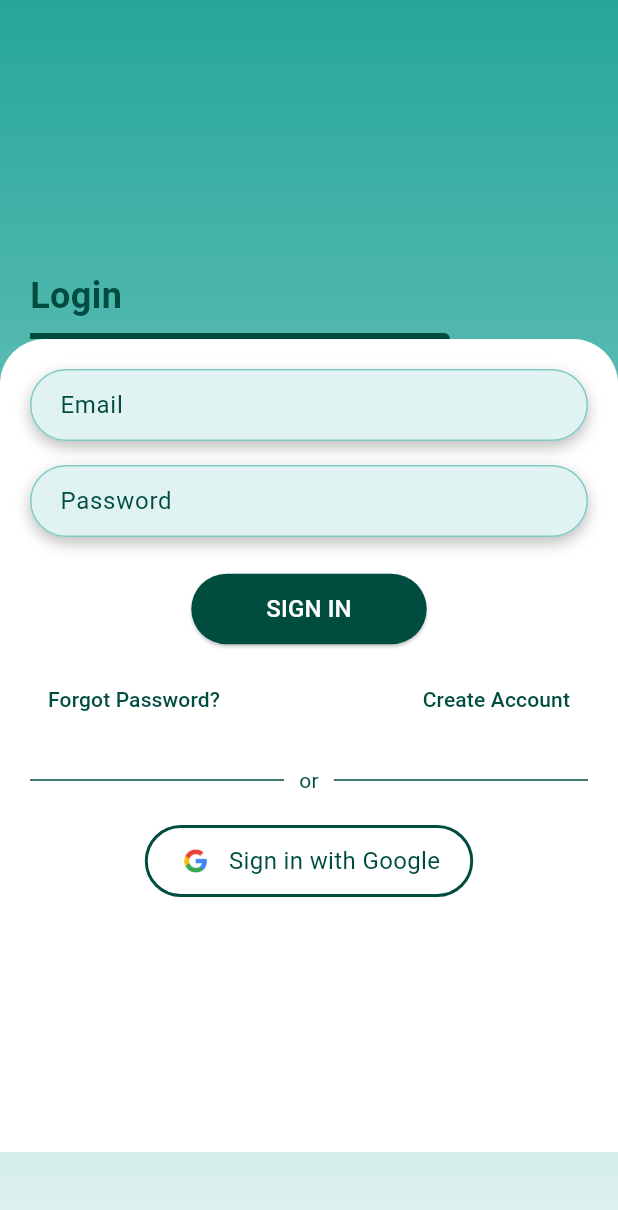
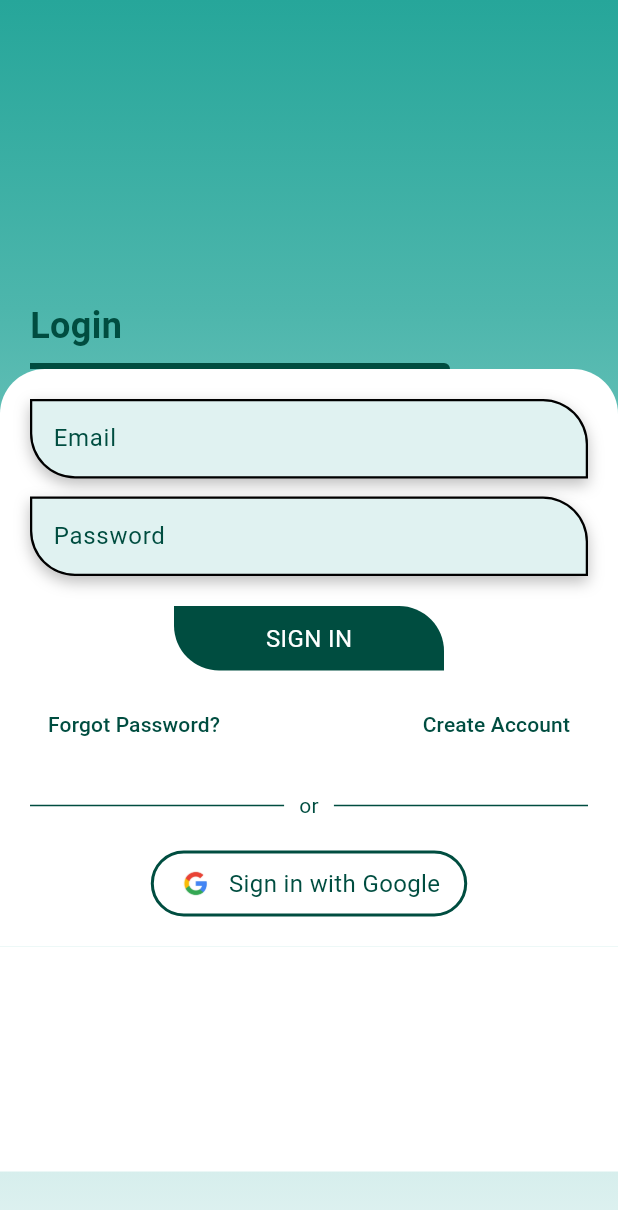
Before and after one commit to Vaish-011/samvidhanarcadehtf, a Flutter app: the screen it shows after launch, on a phone screen of 412 x 824 dp. Shown: the top 1210 px of the screen. Run offline on Flutter 3.47's test engine with Material 3 defaults, Android fonts, the light colour scheme and no system bars; our stand-ins replace firebase_auth, firebase_core; accounts and stored records are empty.

```diff
--- /dev/null
+++ b/devtools_options.yaml
@@ -0,0 +1,3 @@
+description: This file stores settings for Dart & Flutter DevTools.
+documentation: https://docs.flutter.dev/tools/devtools/extensions#configure-extension-enablement-states
+extensions:
--- a/lib/screens/login_page.dart
+++ b/lib/screens/login_page.dart
@@ -65,7 +65,7 @@ class _LoginPageState extends State<LoginPage> {
             ),
             // Main Content
             Container(
-              padding: EdgeInsets.only(top: 60, bottom: 20),
+              padding: EdgeInsets.only(top: 80, bottom: 20),
               child: Column(
                 children: [
                   SizedBox(height: isSmallScreen ? 80 : 110),
@@ -164,27 +164,17 @@ class _InputWrapper extends StatelessWidget {
             label: 'Email',
             isSmallScreen: isSmallScreen,
           ),
-          const SizedBox(height: 16),
+          const SizedBox(height: 12),
           _InputField(
             controller: passwordController,
             label: 'Password',
             obscureText: true,
             isSmallScreen: isSmallScreen,
           ),
-          const SizedBox(height: 24),
-          ElevatedButton(
-            onPressed: onSignIn,
-            style: ElevatedButton.styleFrom(
-              backgroundColor: Color(0xFF004D40),
-              padding: const EdgeInsets.symmetric(horizontal: 50, vertical: 12),
-              shape: RoundedRectangleBorder(
-                borderRadius: BorderRadius.circular(30),
-              ),
-            ),
-            child: Text(
-              'SIGN IN',
-              style: TextStyle(fontSize: isSmallScreen ? 16 : 18, color: Colors.white),
-            ),
+          const SizedBox(height: 20),
+          _SignInButton(
+            onSignIn: onSignIn,
+            isSmallScreen: isSmallScreen,
           ),
           const SizedBox(height: 12),
           Row(
@@ -233,7 +223,7 @@ class _InputWrapper extends StatelessWidget {
               // Google sign-in logic here
             },
             child: Container(
-              padding: const EdgeInsets.symmetric(vertical: 10, horizontal: 20),
+              padding: const EdgeInsets.symmetric(vertical: 8, horizontal: 16),
               decoration: BoxDecoration(
                 border: Border.all(color: Color(0xFF004D40), width: 2),
                 borderRadius: BorderRadius.circular(30),
@@ -257,6 +247,42 @@ class _InputWrapper extends StatelessWidget {
   }
 }
 
+class _SignInButton extends StatelessWidget {
+  final VoidCallback onSignIn;
+  final bool isSmallScreen;
+
+  const _SignInButton({
+    required this.onSignIn,
+    required this.isSmallScreen,
+  });
+
+  @override
+  Widget build(BuildContext context) {
+    return GestureDetector(
+      onTap: onSignIn,
+      child: Container(
+        width: isSmallScreen ? 180 : 200,
+        padding: const EdgeInsets.symmetric(vertical: 10),
+        decoration: BoxDecoration(
+          color: Color(0xFF004D40),
+          borderRadius: BorderRadius.only(
+            topLeft: Radius.circular(0.0),
+            topRight: Radius.circular(30.0),
+            bottomLeft: Radius.circular(30.0),
+            bottomRight: Radius.circular(0.0),
+          ),
+        ),
+        child: Center(
+          child: Text(
+            'SIGN IN',
+            style: TextStyle(fontSize: isSmallScreen ? 16 : 18, color: Colors.white),
+          ),
+        ),
+      ),
+    );
+  }
+}
+
 class _InputField extends StatelessWidget {
   final String label;
   final TextEditingController controller;
@@ -275,7 +301,13 @@ class _InputField extends StatelessWidget {
     return Container(
       decoration: BoxDecoration(
         color: Color(0xFFE0F2F1),
-        borderRadius: BorderRadius.circular(30.0),
+        borderRadius: BorderRadius.only(
+          topLeft: Radius.circular(0.0),
+          topRight: Radius.circular(30.0),
+          bottomLeft: Radius.circular(30.0),
+          bottomRight: Radius.circular(0.0),
+        ),
+        border: Border.all(color: Colors.black, width: 1.5),
         boxShadow: [
           BoxShadow(
             color: Colors.black26,
@@ -290,18 +322,8 @@ class _InputField extends StatelessWidget {
         decoration: InputDecoration(
           labelText: label,
           labelStyle: TextStyle(color: Color(0xFF004D40)),
-          border: OutlineInputBorder(
-            borderRadius: BorderRadius.circular(30.0),
-          ),
-          enabledBorder: OutlineInputBorder(
-            borderSide: BorderSide(color: Color(0xFF80CBC4)),
-            borderRadius: BorderRadius.circular(30.0),
-          ),
-          focusedBorder: OutlineInputBorder(
-            borderSide: BorderSide(color: Color(0xFF004D40)),
-            borderRadius: BorderRadius.circular(30.0),
-          ),
-          contentPadding: const EdgeInsets.symmetric(horizontal: 16, vertical: 12),
+          border: InputBorder.none,
+          contentPadding: const EdgeInsets.symmetric(horizontal: 14, vertical: 5),
         ),
       ),
     );
```
